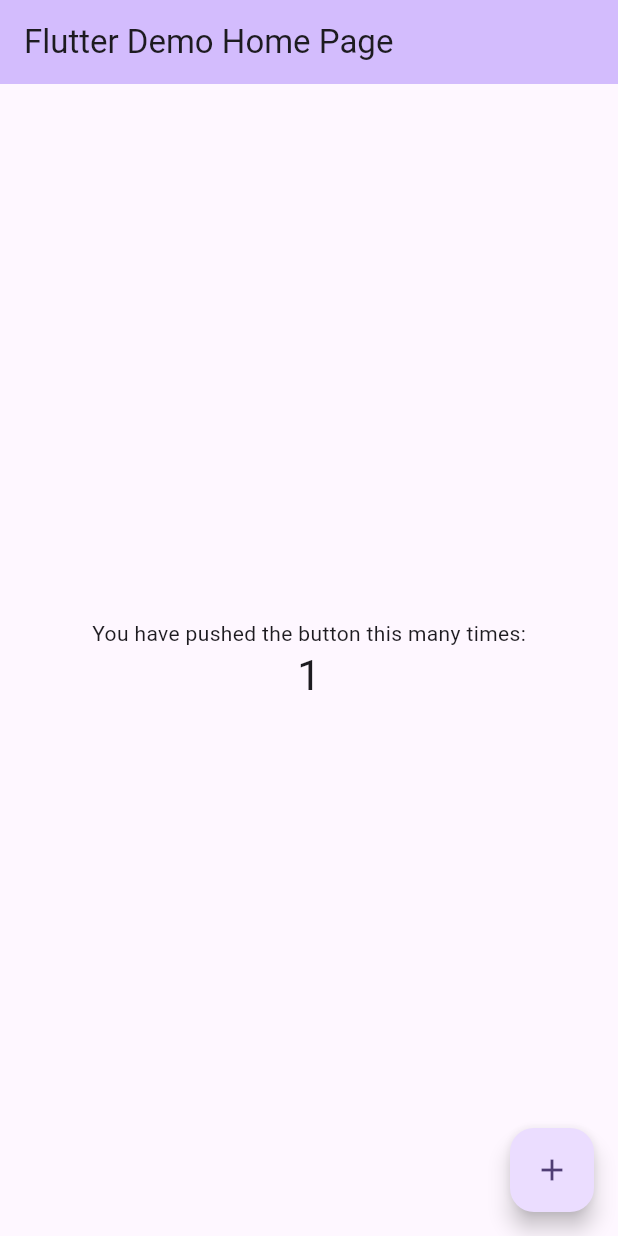
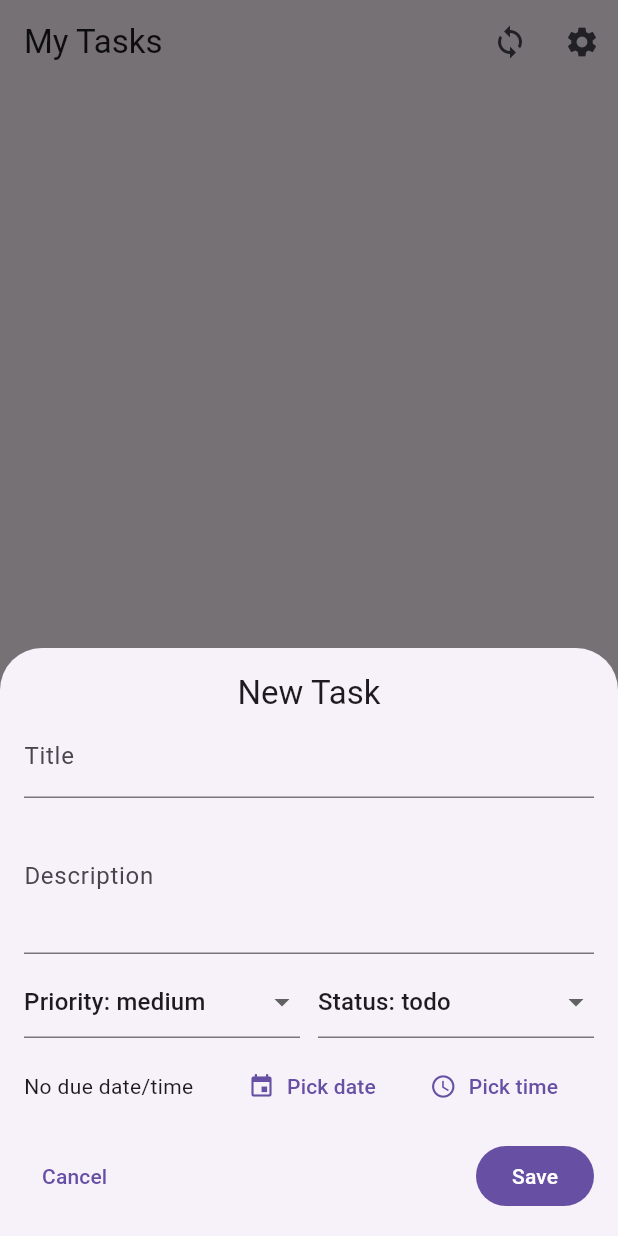
Before and after one commit to jibi21212/mobile-2025-final-project-patel-dhani-nathani-khan, a Flutter app: the screen it shows after launch, after a tap on the "add" icon, on a phone screen of 412 x 824 dp. Run offline on Flutter 3.47's test engine with Material 3 defaults, Android fonts, the phone set to English and light mode, and no system bars; our stand-ins replace go_router, sqflite; accounts and stored records are empty.

Commit message:
Created and finished basic screen navigation, task creation/editing/deletion

```diff
--- /dev/null
+++ b/lib/app_router.dart
@@ -0,0 +1,25 @@
+import 'package:flutter/material.dart';
+import 'package:go_router/go_router.dart';
+import 'features/list/task_list_screen.dart';
+import 'features/details/task_details_screen.dart';
+import 'features/settings/settings_screen.dart';
+
+final appRouter = GoRouter(
+  routes: [
+    GoRoute(
+      path: '/',
+      builder: (ctx, st) => const TaskListScreen(),
+      routes: [
+        GoRoute(
+          path: 'task/:id',
+          builder: (ctx, st) => TaskDetailsScreen(taskId: int.parse(st.pathParameters['id']!)),
+        ),
+        GoRoute(
+          path: 'settings',
+          builder: (ctx, st) => const SettingsScreen(),
+        ),
+        // Future: GoRoute(path: 'whiteboard', builder: ...)
+      ],
+    ),
+  ],
+);
--- /dev/null
+++ b/lib/data/local_db.dart
@@ -0,0 +1,27 @@
+import 'package:sqflite/sqflite.dart';
+import 'package:path/path.dart' as p;
+
+class LocalDb {
+  static Database? _db;
+  static Future<Database> instance() async {
+    if (_db != null) return _db!;
+    final path = p.join(await getDatabasesPath(), 'tasks.db');
+    _db = await openDatabase(
+      path,
+      version: 1,
+      onCreate: (db, v) async {
+        await db.execute('''
+        CREATE TABLE tasks(
+          id INTEGER PRIMARY KEY AUTOINCREMENT,
+          title TEXT NOT NULL,
+          description TEXT,
+          due INTEGER,
+          status INTEGER NOT NULL,
+          priority INTEGER NOT NULL
+        );
+        ''');
+      },
+    );
+    return _db!;
+  }
+}
--- /dev/null
+++ b/lib/data/task.dart
@@ -0,0 +1,55 @@
+enum TaskStatus { todo, inProgress, done }
+enum TaskPriority { low, medium, high }
+
+class Task {
+  final int? id;
+  final String title;
+  final String? description;
+  final DateTime? due;
+  final TaskStatus status;
+  final TaskPriority priority;
+  // Will add the "assigned user" field later once we have collaborative work features implemented, until then, this feature is not needed
+  Task({
+    this.id,
+    required this.title,
+    this.description,
+    this.due,
+    this.status = TaskStatus.todo,
+    this.priority = TaskPriority.medium,
+  });
+
+  Task copyWith({
+    int? id,
+    String? title,
+    String? description,
+    DateTime? due,
+    TaskStatus? status,
+    TaskPriority? priority,
+  }) => Task(
+    id: id ?? this.id,
+    title: title ?? this.title,
+    description: description ?? this.description,
+    due: due ?? this.due,
+    status: status ?? this.status,
+    priority: priority ?? this.priority,
+  );
+
+  // SQLite mapping
+  Map<String, dynamic> toMap() => {
+    'id': id,
+    'title': title,
+    'description': description,
+    'due': due?.millisecondsSinceEpoch,
+    'status': status.index,
+    'priority': priority.index,
+  };
+
+  static Task fromMap(Map<String, dynamic> m) => Task(
+    id: m['id'] as int?,
+    title: m['title'] as String,
+    description: m['description'] as String?,
+    due: (m['due'] as int?) != null ? DateTime.fromMillisecondsSinceEpoch(m['due'] as int) : null,
+    status: TaskStatus.values[m['status'] as int],
+    priority: TaskPriority.values[m['priority'] as int],
+  );
+}
--- /dev/null
+++ b/lib/data/task_repo.dart
@@ -0,0 +1,33 @@
+import 'local_db.dart';
+import 'task.dart';
+
+class TaskRepo {
+  Future<List<Task>> all() async {
+    final db = await LocalDb.instance();
+    final rows = await db.query('tasks', orderBy: 'due IS NULL, due ASC, id DESC');
+    return rows.map(Task.fromMap).toList();
+  }
+
+  Future<int> create(Task t) async {
+    final db = await LocalDb.instance();
+    return db.insert('tasks', t.toMap());
+  }
+
+  Future<int> update(Task t) async {
+    final db = await LocalDb.instance();
+    return db.update('tasks', t.toMap(), where: 'id = ?', whereArgs: [t.id]);
+  }
+
+  Future<int> delete(int id) async {
+    final db = await LocalDb.instance();
+    return db.delete('tasks', where: 'id = ?', whereArgs: [id]);
+  }
+
+  // Mid-check HTTP stub (no auth yet): PLACEHOLDER fake sync until we implement it
+  Future<void> fakeSync() async {
+    // make harmless GET just to satisfy HTTP requirement now
+    // ignore: unused_local_variable
+    // final res = await http.get(Uri.parse('https://jsonplaceholder.typicode.com/todos/1'));
+    await Future.delayed(const Duration(milliseconds: 400));
+  }
+}
--- /dev/null
+++ b/lib/features/edit/task_edit_sheet.dart
@@ -0,0 +1,198 @@
+import 'package:flutter/material.dart';
+import '../../data/task.dart';
+import '../../data/task_repo.dart';
+
+class TaskEditSheet extends StatefulWidget {
+  final Task? existing;
+  TaskEditSheet({super.key, this.existing});
+  @override
+  State<TaskEditSheet> createState() => _TaskEditSheetState();
+}
+
+class _TaskEditSheetState extends State<TaskEditSheet> {
+  final _form = GlobalKey<FormState>();
+  final _repo = TaskRepo();
+
+  late String _title;
+  String? _desc;
+  DateTime? _due;
+  TaskStatus _status = TaskStatus.todo;
+  TaskPriority _priority = TaskPriority.medium;
+
+  @override
+  void initState() {
+    super.initState();
+    final e = widget.existing;
+    _title = e?.title ?? '';
+    _desc  = e?.description;
+    _due   = e?.due;
+    _status= e?.status ?? TaskStatus.todo;
+    _priority = e?.priority ?? TaskPriority.medium;
+  }
+
+  Future<void> _save() async {
+    if (!_form.currentState!.validate()) return;
+    _form.currentState!.save();
+    final t = Task(
+      id: widget.existing?.id,
+      title: _title.trim(),
+      description: _desc?.trim(),
+      due: _due,
+      status: _status,
+      priority: _priority,
+    );
+    if (widget.existing == null) {
+      final id = await _repo.create(t);
+      Navigator.pop(context, t.copyWith(id: id));
+    } else {
+      await _repo.update(t);
+      Navigator.pop(context, t);
+    }
+  }
+
+  // Helper Function to combine DateTime and TimeOfDay into a single DateTime object
+  DateTime _combineDateAndTime(DateTime date, TimeOfDay time) {
+    return DateTime(date.year, date.month, date.day, time.hour, time.minute);
+  }
+
+  // Helper Function to help quickly display
+  String _formatDue(DateTime d) {
+    // Simple yyyy-mm-dd hh:mm (24h). Swap this later for intl if locale formats are desired
+    final s = d.toLocal().toString();
+    return s.substring(0, 16);
+  }
+
+  Future<void> _pickDate() async {
+    final now = DateTime.now();
+    final initial = _due ?? now;
+    final res = await showDatePicker(
+      context: context,
+      initialDate: initial,
+      firstDate: now.subtract(const Duration(days: 365)),
+      lastDate: now.add(const Duration(days: 365 * 5)),
+    );
+    if (res != null) {
+      setState(() {
+        if (_due != null) {
+          // keep previously chosen time if any
+          final t = TimeOfDay(hour: _due!.hour, minute: _due!.minute);
+          _due = _combineDateAndTime(res, t);
+        } else {
+          // no time picked yet → default to 09:00
+          _due = _combineDateAndTime(res, const TimeOfDay(hour: 9, minute: 0));
+        }
+      });
+    }
+  }
+
+  Future<void> _pickTime() async {
+    final now = TimeOfDay.now();
+    final initial = _due != null
+        ? TimeOfDay(hour: _due!.hour, minute: _due!.minute)
+        : now;
+    final res = await showTimePicker(
+      context: context,
+      initialTime: initial,
+    );
+    if (res != null) {
+      setState(() {
+        // If no date yet, default date to today when time is chosen first
+        final baseDate = _due ?? DateTime.now();
+        _due = _combineDateAndTime(baseDate, res);
+      });
+    }
+  }
+
+
+  @override
+  Widget build(BuildContext context) {
+    final bottom = MediaQuery.of(context).viewInsets.bottom;
+    return Padding(
+      padding: EdgeInsets.only(bottom: bottom),
+      child: SingleChildScrollView(
+        child: Padding(
+          padding: const EdgeInsets.all(16),
+          child: Form(
+            key: _form,
+            child: Column(
+              mainAxisSize: MainAxisSize.min,
+              children: [
+                Text(widget.existing == null ? 'New Task' : 'Edit Task', style: Theme.of(context).textTheme.titleLarge),
+                TextFormField(
+                  initialValue: _title,
+                  decoration: const InputDecoration(labelText: 'Title'),
+                  validator: (v) => (v == null || v.trim().isEmpty) ? 'Required' : null,
+                  onSaved: (v) => _title = v ?? '',
+                ),
+                TextFormField(
+                  initialValue: _desc,
+                  decoration: const InputDecoration(labelText: 'Description'),
+                  maxLines: 3,
+                  onSaved: (v) => _desc = v,
+                ),
+                const SizedBox(height: 8),
+                Row(
+                  children: [
+                    Expanded(
+                      child: DropdownButtonFormField<TaskPriority>(
+                        value: _priority,
+                        items: TaskPriority.values.map((p) =>
+                            DropdownMenuItem(value: p, child: Text('Priority: ${p.name}'))).toList(),
+                        onChanged: (v) => setState(() => _priority = v!),
+                      ),
+                    ),
+                    const SizedBox(width: 12),
+                    Expanded(
+                      child: DropdownButtonFormField<TaskStatus>(
+                        value: _status,
+                        items: TaskStatus.values.map((s) =>
+                            DropdownMenuItem(value: s, child: Text('Status: ${s.name}'))).toList(),
+                        onChanged: (v) => setState(() => _status = v!),
+                      ),
+                    ),
+                  ],
+                ),
+                const SizedBox(height: 8),
+                Row(
+                  children: [
+                    Expanded(
+                      child: Text(
+                        _due == null ? 'No due date/time' : 'Due: ${_formatDue(_due!)}',
+                      ),
+                    ),
+                    TextButton.icon(
+                      onPressed: _pickDate,
+                      icon: const Icon(Icons.event),
+                      label: const Text('Pick date'),
+                    ),
+                    const SizedBox(width: 8),
+                    TextButton.icon(
+                      onPressed: _pickTime,
+                      icon: const Icon(Icons.access_time),
+                      label: const Text('Pick time'),
+                    ),
+                    const SizedBox(width: 8),
+                    if (_due != null)
+                      IconButton(
+                        tooltip: 'Clear',
+                        onPressed: () => setState(() => _due = null),
+                        icon: const Icon(Icons.clear),
+                      ),
+                  ],
+                ),
+                const SizedBox(height: 12),
+                Row(
+                  children: [
+                    TextButton(onPressed: () => Navigator.pop(context), child: const Text('Cancel')),
+                    const Spacer(),
+                    FilledButton(onPressed: _save, child: const Text('Save')),
+                  ],
+                ),
+              ],
+            ),
+          ),
+        ),
+      ),
+    );
+  }
+}
--- /dev/null
+++ b/lib/features/list/task_list_screen.dart
@@ -0,0 +1,107 @@
+import 'package:flutter/material.dart';
+import 'package:go_router/go_router.dart';
+import '../../data/task_repo.dart';
+import '../../data/task.dart';
+import '../edit/task_edit_sheet.dart';
+import '../../widgets/confirm_dialog.dart';
+
+class TaskListScreen extends StatefulWidget {
+  const TaskListScreen({super.key});
+  @override
+  State<TaskListScreen> createState() => _TaskListScreenState();
+}
+
+class _TaskListScreenState extends State<TaskListScreen> {
+  final repo = TaskRepo();
+  List<Task> tasks = [];
+
+  Future<void> _load() async {
+    tasks = await repo.all();
+    setState(() {});
+  }
+
+  @override
+  void initState() { super.initState(); _load(); }
+
+  Future<void> _add() async {
+    final created = await showModalBottomSheet<Task>(
+      context: context,
+      isScrollControlled: true,
+      builder: (_) => TaskEditSheet(),
+    );
+    if (created != null) {
+      ScaffoldMessenger.of(context).showSnackBar(const SnackBar(content: Text('Task created')));
+      _load();
+    }
+  }
+
+  Future<void> _edit(Task t) async {
+    final updated = await showModalBottomSheet<Task>(
+      context: context,
+      isScrollControlled: true,
+      builder: (_) => TaskEditSheet(existing: t),
+    );
+    if (updated != null) {
+      ScaffoldMessenger.of(context).showSnackBar(const SnackBar(content: Text('Task updated')));
+      _load();
+    }
+  }
+
+  Future<void> _delete(Task t) async {
+    final ok = await confirmDialog(context, 'Delete "${t.title}"?');
+    if (ok) {
+      await repo.delete(t.id!);
+      ScaffoldMessenger.of(context).showSnackBar(const SnackBar(content: Text('Task deleted')));
+      _load();
+    }
+  }
+
+  @override
+  Widget build(BuildContext context) {
+    return Scaffold(
+      appBar: AppBar(
+        title: const Text('My Tasks'),
+        actions: [
+          IconButton(
+            icon: const Icon(Icons.sync),
+            tooltip: 'Sync (stub)',
+            onPressed: () async {
+              await repo.fakeSync();
+              ScaffoldMessenger.of(context).showSnackBar(const SnackBar(content: Text('Synced')));
+            },
+          ),
+          IconButton(
+            icon: const Icon(Icons.settings),
+            onPressed: () => context.go('/settings'),
+          ),
+        ],
+      ),
+      body: RefreshIndicator(
+        onRefresh: _load,
+        child: ListView.builder(
+          itemCount: tasks.length,
+          itemBuilder: (_, i) {
+            final t = tasks[i];
+            return Dismissible(
+              key: ValueKey(t.id ?? '${t.title}-$i'),
+              background: Container(color: Colors.redAccent),
+              confirmDismiss: (_) async { await _delete(t); return false; },
+              child: ListTile(
+                title: Text(t.title),
+                subtitle: Text([
+                  if (t.due != null) 'Due: ${t.due!.toLocal().toString().split(".").first}',
+                  'Priority: ${t.priority.name}',
+                  'Status: ${t.status.name}',
+                ].join(' · ')),
+                onTap: () => context.go('/task/${t.id}'),
+                onLongPress: () => _delete(t),
+                trailing: IconButton(icon: const Icon(Icons.edit), onPressed: () => _edit(t)),
+              ),
+            );
+          },
+        ),
+      ),
+      floatingActionButton: FloatingActionButton(onPressed: _add, child: const Icon(Icons.add)),
+    );
+  }
+}
--- a/lib/main.dart
+++ b/lib/main.dart
@@ -1,122 +1,19 @@
 import 'package:flutter/material.dart';
+import 'app_router.dart';
 
 void main() {
-  runApp(const MyApp());
+  WidgetsFlutterBinding.ensureInitialized();
+  runApp(const App());
 }
 
-class MyApp extends StatelessWidget {
-  const MyApp({super.key});
-
-  // This widget is the root of your application.
+class App extends StatelessWidget {
+  const App({super.key});
   @override
   Widget build(BuildContext context) {
-    return MaterialApp(
-      title: 'Flutter Demo',
-      theme: ThemeData(
-        // This is the theme of your application.
-        //
-        // TRY THIS: Try running your application with "flutter run". You'll see
-        // the application has a purple toolbar. Then, without quitting the app,
-        // try changing the seedColor in the colorScheme below to Colors.green
-        // and then invoke "hot reload" (save your changes or press the "hot
-        // reload" button in a Flutter-supported IDE, or press "r" if you used
-        // the command line to start the app).
-        //
-        // Notice that the counter didn't reset back to zero; the application
-        // state is not lost during the reload. To reset the state, use hot
-        // restart instead.
-        //
-        // This works for code too, not just values: Most code changes can be
-        // tested with just a hot reload.
-        colorScheme: ColorScheme.fromSeed(seedColor: Colors.deepPurple),
-      ),
-      home: const MyHomePage(title: 'Flutter Demo Home Page'),
+    return MaterialApp.router(
+      title: 'Collaborative Task Manager',
+      theme: ThemeData(useMaterial3: true),
+      routerConfig: appRouter,
     );
   }
 }
-
-class MyHomePage extends StatefulWidget {
-  const MyHomePage({super.key, required this.title});
-
-  // This widget is the home page of your application. It is stateful, meaning
-  // that it has a State object (defined below) that contains fields that affect
-  // how it looks.
-
-  // This class is the configuration for the state. It holds the values (in this
-  // case the title) provided by the parent (in this case the App widget) and
-  // used by the build method of the State. Fields in a Widget subclass are
-  // always marked "final".
-
-  final String title;
-
-  @override
-  State<MyHomePage> createState() => _MyHomePageState();
-}
-
-class _MyHomePageState extends State<MyHomePage> {
-  int _counter = 0;
-
-  void _incrementCounter() {
-    setState(() {
-      // This call to setState tells the Flutter framework that something has
-      // changed in this State, which causes it to rerun the build method below
-      // so that the display can reflect the updated values. If we changed
-      // _counter without calling setState(), then the build method would not be
-      // called again, and so nothing would appear to happen.
-      _counter++;
-    });
-  }
-
-  @override
-  Widget build(BuildContext context) {
-    // This method is rerun every time setState is called, for instance as done
-    // by the _incrementCounter method above.
-    //
-    // The Flutter framework has been optimized to make rerunning build methods
-    // fast, so that you can just rebuild anything that needs updating rather
-    // than having to individually change instances of widgets.
-    return Scaffold(
-      appBar: AppBar(
-        // TRY THIS: Try changing the color here to a specific color (to
-        // Colors.amber, perhaps?) and trigger a hot reload to see the AppBar
-        // change color while the other colors stay the same.
-        backgroundColor: Theme.of(context).colorScheme.inversePrimary,
-        // Here we take the value from the MyHomePage object that was created by
-        // the App.build method, and use it to set our appbar title.
-        title: Text(widget.title),
-      ),
-      body: Center(
-        // Center is a layout widget. It takes a single child and positions it
-        // in the middle of the parent.
-        child: Column(
-          // Column is also a layout widget. It takes a list of children and
-          // arranges them vertically. By default, it sizes itself to fit its
-          // children horizontally, and tries to be as tall as its parent.
-          //
-          // Column has various properties to control how it sizes itself and
-          // how it positions its children. Here we use mainAxisAlignment to
-          // center the children vertically; the main axis here is the vertical
-          // axis because Columns are vertical (the cross axis would be
-          // horizontal).
-          //
-          // TRY THIS: Invoke "debug painting" (choose the "Toggle Debug Paint"
-          // action in the IDE, or press "p" in the console), to see the
-          // wireframe for each widget.
-          mainAxisAlignment: MainAxisAlignment.center,
-          children: <Widget>[
-            const Text('You have pushed the button this many times:'),
-            Text(
-              '$_counter',
-              style: Theme.of(context).textTheme.headlineMedium,
-            ),
-          ],
-        ),
-      ),
-      floatingActionButton: FloatingActionButton(
-        onPressed: _incrementCounter,
-        tooltip: 'Increment',
-        child: const Icon(Icons.add),
-      ), // This trailing comma makes auto-formatting nicer for build methods.
-    );
-  }
-}
```
Also changed, not shown: lib/features/details/task_details_screen.dart (added, +70 -0 lines), lib/features/settings/settings_screen.dart (added, +32 -0 lines), lib/widgets/confirm_dialog.dart (added, +16 -0 lines), 2 other files.
